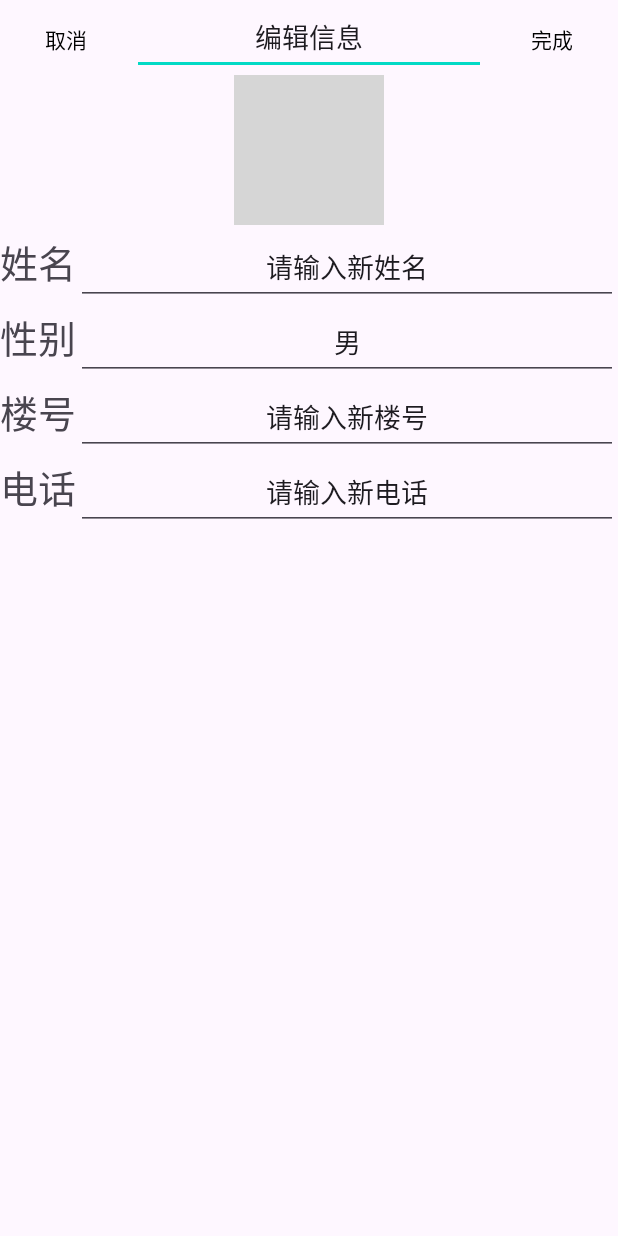
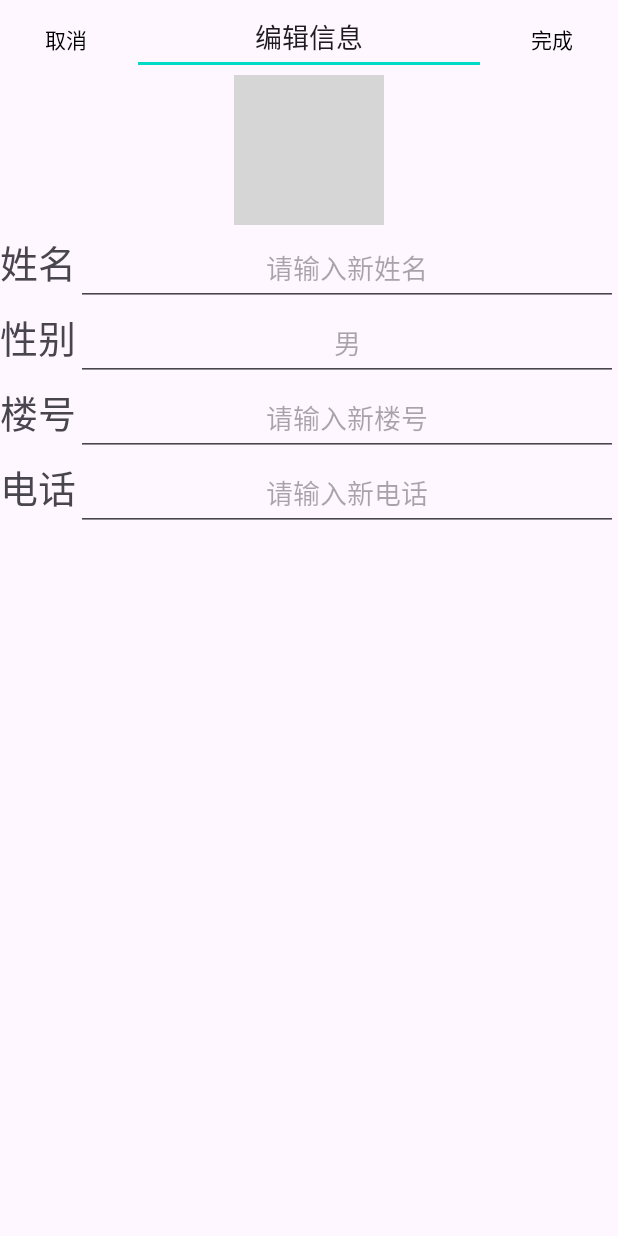
Before and after one commit to abuduora/compete_demo, an Android app: the EditMessageActivity screen opened directly, with no data from a screen before it, on a phone screen of 412 x 824 dp. Run offline under Robolectric (Android 15) with nearby library versions, the phone set to English and light mode, and no system bars; grey boxes are pictures that could not be loaded.

Commit message:
主要是照相功能

```diff
--- a/Goodneighbor/app/src/main/java/com/example/goodneighbor/Activity/Mine/EditMessageActivity.java
+++ b/Goodneighbor/app/src/main/java/com/example/goodneighbor/Activity/Mine/EditMessageActivity.java
@@ -1,16 +1,66 @@
 package com.example.goodneighbor.Activity.Mine;
 
+import androidx.activity.result.ActivityResult;
+import androidx.activity.result.ActivityResultCallback;
+import androidx.activity.result.ActivityResultLauncher;
+import androidx.activity.result.contract.ActivityResultContract;
+import androidx.activity.result.contract.ActivityResultContracts;
 import androidx.appcompat.app.AppCompatActivity;
 
+import android.content.Intent;
 import android.os.Bundle;
+import android.view.View;
 
 import com.example.goodneighbor.R;
 
-public class EditMessageActivity extends AppCompatActivity {
+public class EditMessageActivity extends AppCompatActivity implements View.OnClickListener {
+
+    private View button;
+    private View iv_image;
+    private ActivityResultLauncher<Intent> mRresultLauncher;
 
     @Override
     protected void onCreate(Bundle savedInstanceState) {
         super.onCreate(savedInstanceState);
         setContentView(R.layout.mine_message);
+        iv_image = findViewById(R.id.iv_image);
+        iv_image.setOnClickListener(this);
+        //跳转到系统相册，选择图片，并返回
+        mRresultLauncher = registerForActivityResult(new ActivityResultContracts.StartActivityForResult(), new ActivityResultCallback<ActivityResult>() {
+            @Override
+            public void onActivityResult(ActivityResult result) {
+
+            }
+        });
+
+        //跳转到我的
+        button = findViewById(R.id.btn_back);
+        button.setOnClickListener(new View.OnClickListener() {
+            @Override
+            public void onClick(View v) {
+                Intent intent= new Intent();
+                intent.setClass(EditMessageActivity.this,MineActivity.class);
+                startActivity(intent);
+            }
+        });
+        button = findViewById(R.id.btn_flish);
+        button.setOnClickListener(new View.OnClickListener() {
+            @Override
+            public void onClick(View v) {
+                Intent intent= new Intent();
+                intent.setClass(EditMessageActivity.this,MineActivity.class);
+                startActivity(intent);
+            }
+        });
+
+    }
+    //添加头像
+    @Override
+    public void onClick(View v) {
+        if (v.getId() == R.id.iv_image){
+            Intent intent=new Intent(Intent.ACTION_GET_CONTENT);
+            intent.setType("image/*");
+            mRresultLauncher.launch(intent);
     }
 }
+}
--- a/Goodneighbor/app/src/main/res/layout/mine_message.xml
+++ b/Goodneighbor/app/src/main/res/layout/mine_message.xml
@@ -40,8 +40,8 @@
 
     <!--更换头像，姓名，性别，楼号，电话-->
 
-    <ImageButton
-        android:id="@+id/ib_image"
+    <ImageView
+        android:id="@+id/iv_image"
         android:layout_width="100dp"
         android:layout_height="100dp"
         android:layout_gravity="center"
@@ -64,7 +64,7 @@
             android:id="@+id/et_name"
             android:layout_width="match_parent"
             android:layout_height="50dp"
-            android:text="@string/text_new_name"
+            android:hint="@string/text_new_name"
             android:gravity="center"/>
     </LinearLayout>
 
@@ -86,7 +86,7 @@
             android:id="@+id/et_sex"
             android:layout_width="match_parent"
             android:layout_height="50dp"
-            android:text="男"
+            android:hint="男"
             android:gravity="center"/>
     </LinearLayout>
     <LinearLayout
@@ -106,7 +106,7 @@
             android:id="@+id/et_buildingnumber"
             android:layout_width="match_parent"
             android:layout_height="50dp"
-            android:text="@string/text_new_buildnumber"
+            android:hint="@string/text_new_buildnumber"
             android:gravity="center"/>
     </LinearLayout>
     <LinearLayout
@@ -126,7 +126,7 @@
             android:id="@+id/et_phone"
             android:layout_width="match_parent"
             android:layout_height="50dp"
-            android:text="@string/text_new_phone"
+            android:hint="@string/text_new_phone"
             android:gravity="center"/>
     </LinearLayout>
 </LinearLayout>
--- a/Goodneighbor/app/src/main/res/values/strings.xml
+++ b/Goodneighbor/app/src/main/res/values/strings.xml
@@ -29,4 +29,7 @@
     <string name="exit">退出登录</string>
     <string name="cancel">取消</string>
 
+    <string name="function">功能介绍 </string>
+    <string name="complaints">投诉 </string>
+    <string name="detect">检查新版本 </string>
 </resources>
```
Also changed, not shown: Goodneighbor/app/src/main/AndroidManifest.xml (+18 -0 lines), Goodneighbor/app/src/main/java/com/example/goodneighbor/Activity/Mine/AboutActivity.java (+14 -1 lines), Goodneighbor/app/src/main/res/layout/mine_about.xml (+43 -3 lines), Goodneighbor/app/src/main/res/xml/file_path.xml (added, +8 -0 lines), Goodneighbor/app/src/main/res/drawable/cream.png (added).
